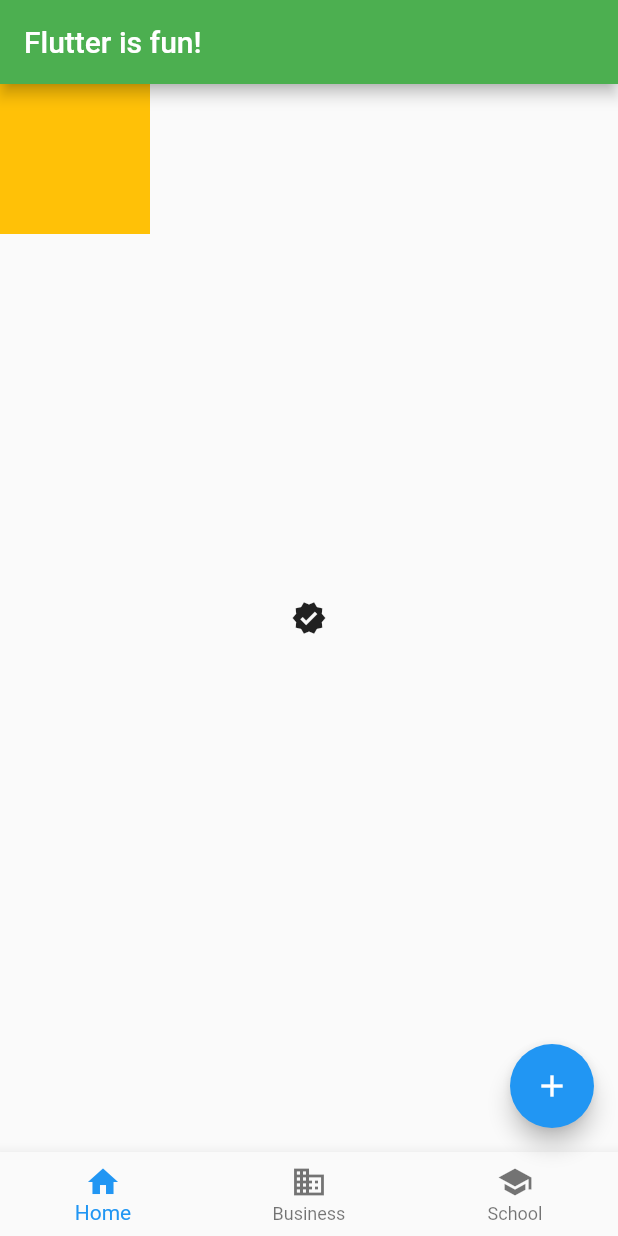
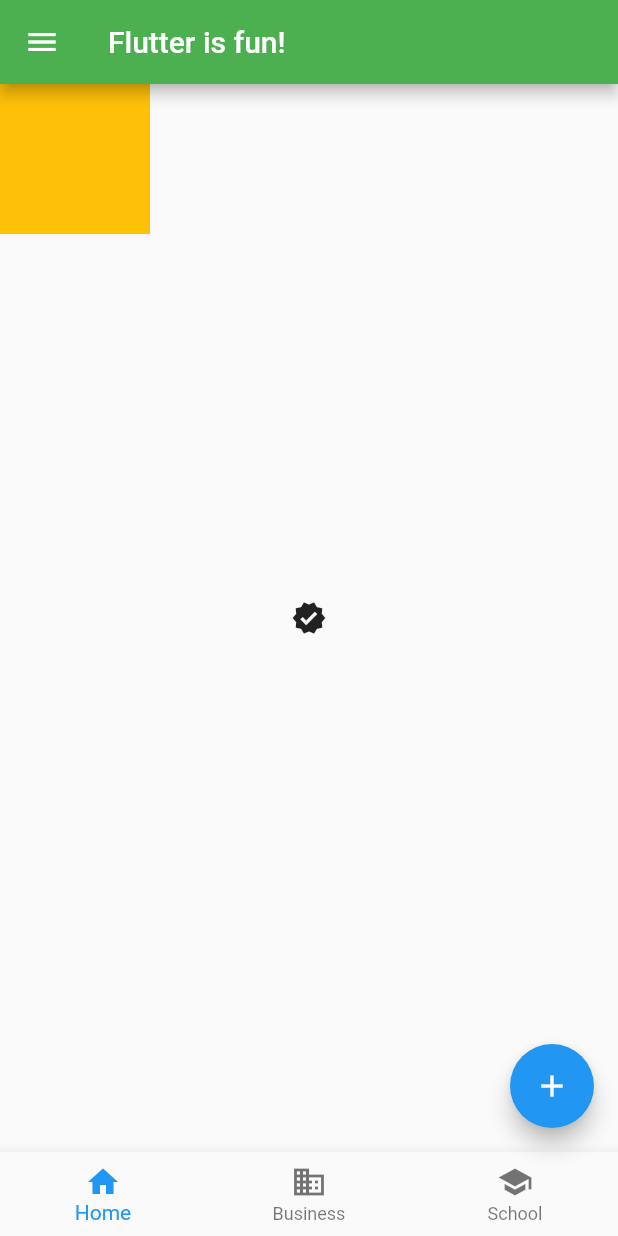
Before and after one commit to gTambo/flutter-starter, a Flutter app: the screen it shows after launch, on a phone screen of 412 x 824 dp. Run offline on Flutter 3.47's test engine with Material 2 defaults, Android fonts, the phone set to English and light mode, and no system bars.

```diff
--- a/lib/main.dart
+++ b/lib/main.dart
@@ -1,7 +1,7 @@
 import 'package:flutter/material.dart';
 
 void main() {
-  runApp(MyApp());
+  runApp(const MyApp());
 }
 
 class MyApp extends StatelessWidget {
@@ -37,6 +37,9 @@ class MyApp extends StatelessWidget {
             ),
           ],
         ),
+        drawer: const Drawer(
+          child: Text('Yo!'),
+        ),
         body: Stack(
           children: [
             Container(
```
